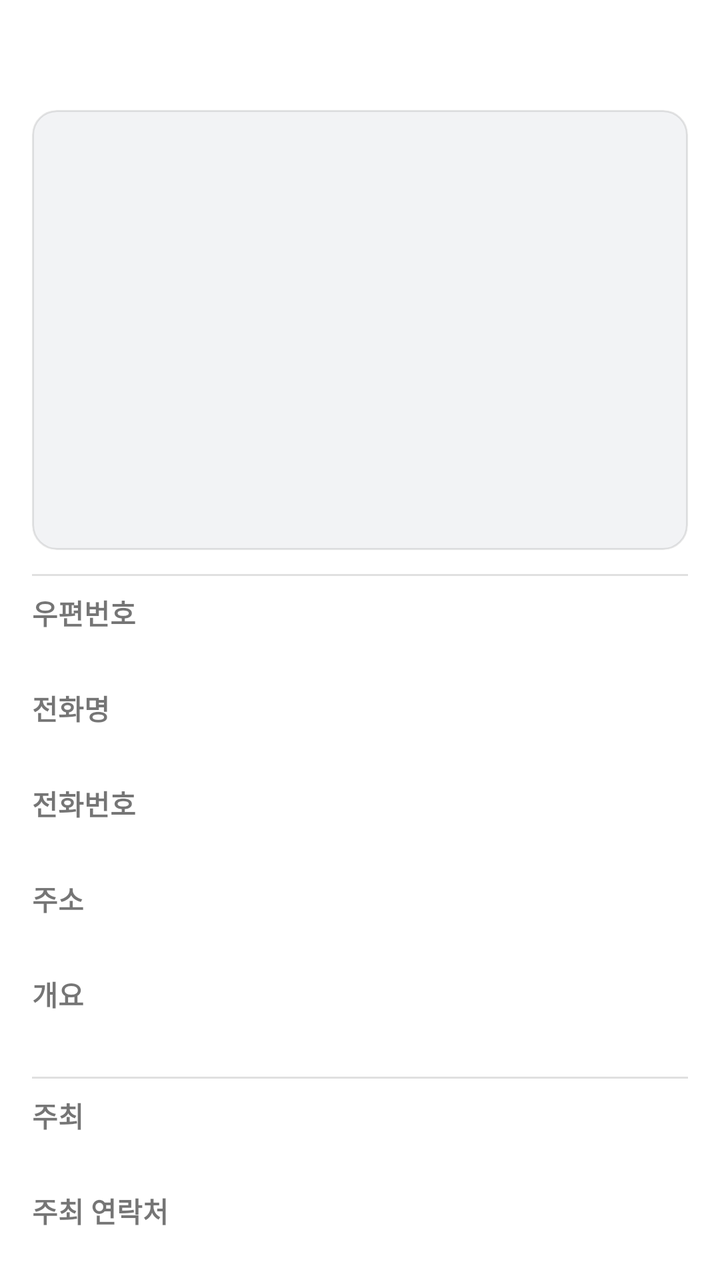
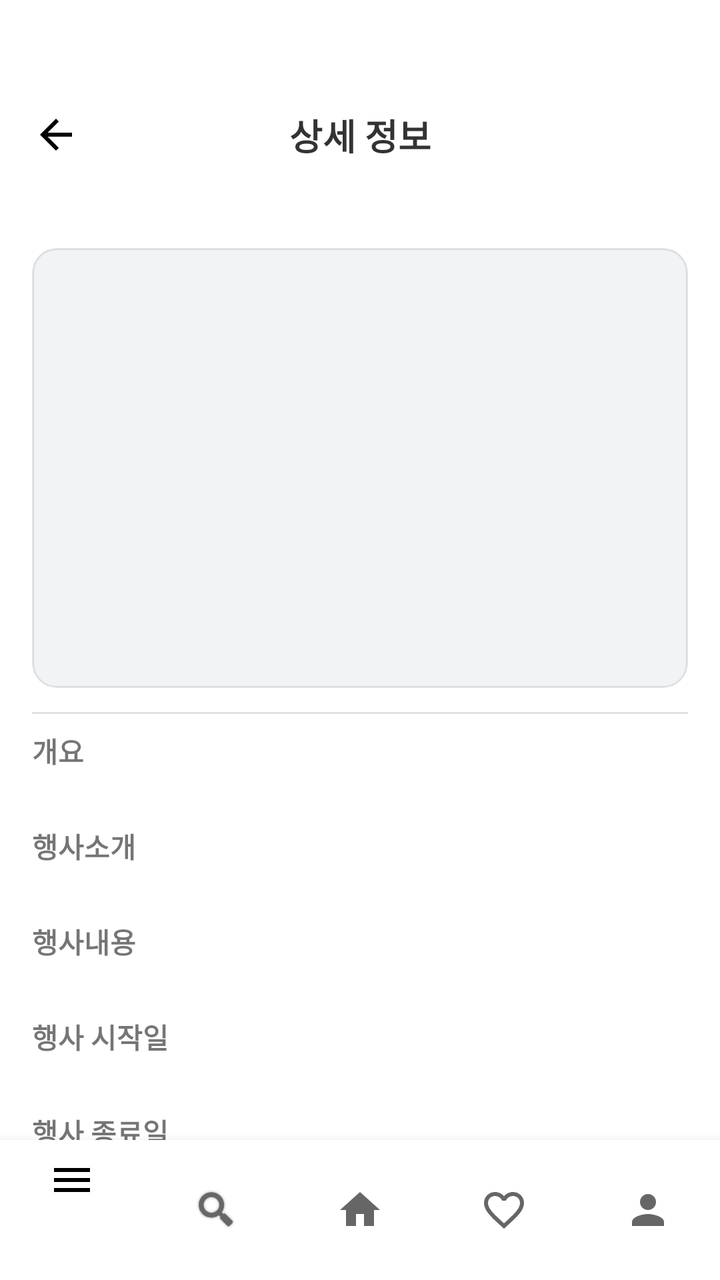

Screens rendered from an Android XML layout before and after an edit, with the pre-edit source and the edit as a unified diff.
<!-- AndroidManifest.xml: application theme Theme.Localit -->
<!-- res/layout/activity_festival_detail.xml -->
<?xml version="1.0" encoding="utf-8"?>
<androidx.core.widget.NestedScrollView xmlns:android="http://schemas.android.com/apk/res/android"
    android:layout_width="match_parent"
    android:layout_height="match_parent"
    android:fillViewport="true">

    <LinearLayout
        android:orientation="vertical"
        android:layout_width="match_parent"
        android:layout_height="wrap_content"
        android:padding="16dp">

        
        <TextView
            android:id="@+id/textTitle"
            android:layout_width="match_parent"
            android:layout_height="wrap_content"
            android:textSize="20sp"
            android:textStyle="bold"
            android:textColor="#222" />

        
        <ImageView
            android:id="@+id/imageMain"
            android:layout_width="match_parent"
            android:layout_height="220dp"
            android:layout_marginTop="12dp"
            android:scaleType="centerCrop"
            android:clipToOutline="true"
            android:background="@drawable/bg_image_round" />

        <View
            android:layout_width="match_parent"
            android:layout_height="1dp"
            android:layout_marginTop="12dp"
            android:background="#E0E0E0" />

        
        <TextView android:layout_width="wrap_content" android:layout_height="wrap_content"
            android:text="우편번호" android:textStyle="bold" android:layout_marginTop="8dp"/>
        <TextView android:id="@+id/tvZipcode"
            android:layout_width="match_parent" android:layout_height="wrap_content" android:textColor="#444"/>

        <TextView android:layout_width="wrap_content" android:layout_height="wrap_content"
            android:text="전화명" android:textStyle="bold" android:layout_marginTop="8dp"/>
        <TextView android:id="@+id/tvTelName"
            android:layout_width="match_parent" android:layout_height="wrap_content" android:textColor="#444"/>

        <TextView android:layout_width="wrap_content" android:layout_height="wrap_content"
            android:text="전화번호" android:textStyle="bold" android:layout_marginTop="8dp"/>
        <TextView android:id="@+id/tvTel"
            android:layout_width="match_parent" android:layout_height="wrap_content" android:textColor="#444"/>

        <TextView android:layout_width="wrap_content" android:layout_height="wrap_content"
            android:text="주소" android:textStyle="bold" android:layout_marginTop="8dp"/>
        <TextView android:id="@+id/tvAddr"
            android:layout_width="match_parent" android:layout_height="wrap_content" android:textColor="#444"/>

        <TextView android:layout_width="wrap_content" android:layout_height="wrap_content"
            android:text="개요" android:textStyle="bold" android:layout_marginTop="8dp"/>
        <TextView android:id="@+id/tvOverview"
            android:layout_width="match_parent" android:layout_height="wrap_content"
            android:textColor="#444" android:lineSpacingExtra="4dp"/>

        <View
            android:layout_width="match_parent"
            android:layout_height="1dp"
            android:layout_marginTop="12dp"
            android:background="#E0E0E0" />

        
        <TextView android:layout_width="wrap_content" android:layout_height="wrap_content"
            android:text="주최" android:textStyle="bold" android:layout_marginTop="8dp"/>
        <TextView android:id="@+id/tvSponsor1"
            android:layout_width="match_parent" android:layout_height="wrap_content" android:textColor="#444"/>

        <TextView android:layout_width="wrap_content" android:layout_height="wrap_content"
            android:text="주최 연락처" android:textStyle="bold" android:layout_marginTop="8dp"/>
        <TextView android:id="@+id/tvSponsor1Tel"
            android:layout_width="match_parent" android:layout_height="wrap_content" android:textColor="#444"/>

        <TextView android:layout_width="wrap_content" android:layout_height="wrap_content"
            android:text="주관" android:textStyle="bold" android:layout_marginTop="8dp"/>
        <TextView android:id="@+id/tvSponsor2"
            android:layout_width="match_parent" android:layout_height="wrap_content" android:textColor="#444"/>

        <TextView android:layout_width="wrap_content" android:layout_height="wrap_content"
            android:text="행사 시작일" android:textStyle="bold" android:layout_marginTop="8dp"/>
        <TextView android:id="@+id/tvStartDate"
            android:layout_width="match_parent" android:layout_height="wrap_content" android:textColor="#444"/>

        <TextView android:layout_width="wrap_content" android:layout_height="wrap_content"
            android:text="행사 종료일" android:textStyle="bold" android:layout_marginTop="8dp"/>
        <TextView android:id="@+id/tvEndDate"
            android:layout_width="match_parent" android:layout_height="wrap_content" android:textColor="#444"/>

        <TextView android:layout_width="wrap_content" android:layout_height="wrap_content"
            android:text="공연시간" android:textStyle="bold" android:layout_marginTop="8dp"/>
        <TextView android:id="@+id/tvPlaytime"
            android:layout_width="match_parent" android:layout_height="wrap_content" android:textColor="#444"/>

        <TextView android:layout_width="wrap_content" android:layout_height="wrap_content"
            android:text="진행형태" android:textStyle="bold" android:layout_marginTop="8dp"/>
        <TextView android:id="@+id/tvProgressType"
            android:layout_width="match_parent" android:layout_height="wrap_content" android:textColor="#444"/>

        <TextView android:layout_width="wrap_content" android:layout_height="wrap_content"
            android:text="축제형태" android:textStyle="bold" android:layout_marginTop="8dp"/>
        <TextView android:id="@+id/tvFestivalType"
            android:layout_width="match_parent" android:layout_height="wrap_content" android:textColor="#444"/>

        <TextView android:layout_width="wrap_content" android:layout_height="wrap_content"
            android:text="행사소개" android:textStyle="bold" android:layout_marginTop="8dp"/>
        <TextView android:id="@+id/tvProgram"
            android:layout_width="match_parent" android:layout_height="wrap_content"
            android:textColor="#444" android:lineSpacingExtra="4dp"/>

        <TextView android:layout_width="wrap_content" android:layout_height="wrap_content"
            android:text="행사내용" android:textStyle="bold" android:layout_marginTop="8dp"/>
        <TextView android:id="@+id/tvContent"
            android:layout_width="match_parent" android:layout_height="wrap_content"
            android:textColor="#444" android:lineSpacingExtra="4dp"/>
        
        <View
            android:layout_width="match_parent"
            android:layout_height="1dp"
            android:layout_marginTop="12dp"
            android:background="#E0E0E0" />

        
        <com.naver.maps.map.MapView
            android:id="@+id/mapView"
            android:layout_width="match_parent"
            android:layout_height="200dp"
            android:layout_marginTop="12dp" />

    </LinearLayout>
</androidx.core.widget.NestedScrollView>
<!-- resources referenced by this layout -->
<resources>
  <!-- drawable bg_image_round (drawable) -->
  <?xml version="1.0" encoding="utf-8"?>
  <shape xmlns:android="http://schemas.android.com/apk/res/android"
      android:shape="rectangle">
      <solid android:color="#F2F3F5"/>
      
      <corners android:radius="12dp"/>
      
      <stroke
          android:width="1dp"
          android:color="#1A000000"/>
  </shape>
  <style name="Theme.Localit" parent="Theme.MaterialComponents.DayNight.NoActionBar">
          
          <item name="colorPrimary">#000000</item> 
  
          <item name="colorPrimaryVariant">#6B8E6B</item>
          <item name="colorOnPrimary">#333333</item>
          <item name="android:statusBarColor">@android:color/white</item>
          <item name="android:windowLightStatusBar">true</item>
  
      </style>
</resources>

<!-- the commit's change to res/layout/activity_festival_detail.xml (unified diff, before → after) -->
@@ -1,138 +1,285 @@
 <?xml version="1.0" encoding="utf-8"?>
-<androidx.core.widget.NestedScrollView xmlns:android="http://schemas.android.com/apk/res/android"
+<androidx.constraintlayout.widget.ConstraintLayout
+    xmlns:android="http://schemas.android.com/apk/res/android"
+    xmlns:app="http://schemas.android.com/apk/res-auto"
     android:layout_width="match_parent"
     android:layout_height="match_parent"
-    android:fillViewport="true">
-
+    android:background="#FFFFFF">
+
+    
     <LinearLayout
-        android:orientation="vertical"
-        android:layout_width="match_parent"
-        android:layout_height="wrap_content"
-        android:padding="16dp">
-
-        
+        android:id="@+id/topBar"
+        android:layout_width="0dp"
+        android:layout_height="85dp"
+        android:background="#FFFFFF"
+        android:orientation="horizontal"
+        android:gravity="center_vertical"
+        android:paddingStart="16dp"
+        android:paddingEnd="16dp"
+        app:layout_constraintTop_toTopOf="parent"
+        app:layout_constraintStart_toStartOf="parent"
+        app:layout_constraintEnd_toEndOf="parent">
+
+        <ImageView
+            android:id="@+id/btnBack"
+            android:layout_width="24dp"
+            android:layout_height="24dp"
+            android:layout_marginTop="25dp"
+            android:src="@drawable/ic_arrow_back"
+            android:background="?attr/selectableItemBackgroundBorderless"
+            android:clickable="true"
+            android:focusable="true" />
+
         <TextView
-            android:id="@+id/textTitle"
+            android:id="@+id/textRegionTitle"
+            android:layout_width="0dp"
+            android:layout_height="wrap_content"
+            android:layout_weight="1"
+            android:text="상세 정보"
+            android:layout_marginTop="25dp"
+            android:textSize="18sp"
+            android:textStyle="bold"
+            android:textColor="#333333"
+            android:gravity="center" />
+
+        <View
+            android:layout_width="24dp"
+            android:layout_height="24dp" />
+    </LinearLayout>
+
+    
+    <androidx.core.widget.NestedScrollView
+        android:id="@+id/scrollView"
+        android:layout_width="0dp"
+        android:layout_height="0dp"
+        android:fillViewport="true"
+        android:paddingStart="16dp"
+        android:paddingEnd="16dp"
+        app:layout_constraintTop_toBottomOf="@id/topBar"
+        app:layout_constraintBottom_toTopOf="@id/nav_view"
+        app:layout_constraintStart_toStartOf="parent"
+        app:layout_constraintEnd_toEndOf="parent">
+
+        <LinearLayout
+            android:orientation="vertical"
             android:layout_width="match_parent"
-            android:layout_height="wrap_content"
-            android:textSize="20sp"
-            android:textStyle="bold"
-            android:textColor="#222" />
-
-        
-        <ImageView
-            android:id="@+id/imageMain"
-            android:layout_width="match_parent"
-            android:layout_height="220dp"
-            android:layout_marginTop="12dp"
-            android:scaleType="centerCrop"
-            android:clipToOutline="true"
-            android:background="@drawable/bg_image_round" />
-
-        <View
-            android:layout_width="match_parent"
-            android:layout_height="1dp"
-            android:layout_marginTop="12dp"
-            android:background="#E0E0E0" />
-
-        
-        <TextView android:layout_width="wrap_content" android:layout_height="wrap_content"
-            android:text="우편번호" android:textStyle="bold" android:layout_marginTop="8dp"/>
-        <TextView android:id="@+id/tvZipcode"
-            android:layout_width="match_parent" android:layout_height="wrap_content" android:textColor="#444"/>
-
-        <TextView android:layout_width="wrap_content" android:layout_height="wrap_content"
-            android:text="전화명" android:textStyle="bold" android:layout_marginTop="8dp"/>
-        <TextView android:id="@+id/tvTelName"
-            android:layout_width="match_parent" android:layout_height="wrap_content" android:textColor="#444"/>
-
-        <TextView android:layout_width="wrap_content" android:layout_height="wrap_content"
-            android:text="전화번호" android:textStyle="bold" android:layout_marginTop="8dp"/>
-        <TextView android:id="@+id/tvTel"
-            android:layout_width="match_parent" android:layout_height="wrap_content" android:textColor="#444"/>
-
-        <TextView android:layout_width="wrap_content" android:layout_height="wrap_content"
-            android:text="주소" android:textStyle="bold" android:layout_marginTop="8dp"/>
-        <TextView android:id="@+id/tvAddr"
-            android:layout_width="match_parent" android:layout_height="wrap_content" android:textColor="#444"/>
-
-        <TextView android:layout_width="wrap_content" android:layout_height="wrap_content"
-            android:text="개요" android:textStyle="bold" android:layout_marginTop="8dp"/>
-        <TextView android:id="@+id/tvOverview"
-            android:layout_width="match_parent" android:layout_height="wrap_content"
-            android:textColor="#444" android:lineSpacingExtra="4dp"/>
-
-        <View
-            android:layout_width="match_parent"
-            android:layout_height="1dp"
-            android:layout_marginTop="12dp"
-            android:background="#E0E0E0" />
-
-        
-        <TextView android:layout_width="wrap_content" android:layout_height="wrap_content"
-            android:text="주최" android:textStyle="bold" android:layout_marginTop="8dp"/>
-        <TextView android:id="@+id/tvSponsor1"
-            android:layout_width="match_parent" android:layout_height="wrap_content" android:textColor="#444"/>
-
-        <TextView android:layout_width="wrap_content" android:layout_height="wrap_content"
-            android:text="주최 연락처" android:textStyle="bold" android:layout_marginTop="8dp"/>
-        <TextView android:id="@+id/tvSponsor1Tel"
-            android:layout_width="match_parent" android:layout_height="wrap_content" android:textColor="#444"/>
-
-        <TextView android:layout_width="wrap_content" android:layout_height="wrap_content"
-            android:text="주관" android:textStyle="bold" android:layout_marginTop="8dp"/>
-        <TextView android:id="@+id/tvSponsor2"
-            android:layout_width="match_parent" android:layout_height="wrap_content" android:textColor="#444"/>
-
-        <TextView android:layout_width="wrap_content" android:layout_height="wrap_content"
-            android:text="행사 시작일" android:textStyle="bold" android:layout_marginTop="8dp"/>
-        <TextView android:id="@+id/tvStartDate"
-            android:layout_width="match_parent" android:layout_height="wrap_content" android:textColor="#444"/>
-
-        <TextView android:layout_width="wrap_content" android:layout_height="wrap_content"
-            android:text="행사 종료일" android:textStyle="bold" android:layout_marginTop="8dp"/>
-        <TextView android:id="@+id/tvEndDate"
-            android:layout_width="match_parent" android:layout_height="wrap_content" android:textColor="#444"/>
-
-        <TextView android:layout_width="wrap_content" android:layout_height="wrap_content"
-            android:text="공연시간" android:textStyle="bold" android:layout_marginTop="8dp"/>
-        <TextView android:id="@+id/tvPlaytime"
-            android:layout_width="match_parent" android:layout_height="wrap_content" android:textColor="#444"/>
-
-        <TextView android:layout_width="wrap_content" android:layout_height="wrap_content"
-            android:text="진행형태" android:textStyle="bold" android:layout_marginTop="8dp"/>
-        <TextView android:id="@+id/tvProgressType"
-            android:layout_width="match_parent" android:layout_height="wrap_content" android:textColor="#444"/>
-
-        <TextView android:layout_width="wrap_content" android:layout_height="wrap_content"
-            android:text="축제형태" android:textStyle="bold" android:layout_marginTop="8dp"/>
-        <TextView android:id="@+id/tvFestivalType"
-            android:layout_width="match_parent" android:layout_height="wrap_content" android:textColor="#444"/>
-
-        <TextView android:layout_width="wrap_content" android:layout_height="wrap_content"
-            android:text="행사소개" android:textStyle="bold" android:layout_marginTop="8dp"/>
-        <TextView android:id="@+id/tvProgram"
-            android:layout_width="match_parent" android:layout_height="wrap_content"
-            android:textColor="#444" android:lineSpacingExtra="4dp"/>
-
-        <TextView android:layout_width="wrap_content" android:layout_height="wrap_content"
-            android:text="행사내용" android:textStyle="bold" android:layout_marginTop="8dp"/>
-        <TextView android:id="@+id/tvContent"
-            android:layout_width="match_parent" android:layout_height="wrap_content"
-            android:textColor="#444" android:lineSpacingExtra="4dp"/>
-        
-        <View
-            android:layout_width="match_parent"
-            android:layout_height="1dp"
-            android:layout_marginTop="12dp"
-            android:background="#E0E0E0" />
-
-        
-        <com.naver.maps.map.MapView
-            android:id="@+id/mapView"
-            android:layout_width="match_parent"
-            android:layout_height="200dp"
-            android:layout_marginTop="12dp" />
-
-    </LinearLayout>
-</androidx.core.widget.NestedScrollView>
+            android:layout_height="wrap_content">
+
+            
+            <TextView
+                android:id="@+id/textTitle"
+                android:layout_width="match_parent"
+                android:layout_height="wrap_content"
+                android:textSize="20sp"
+                android:textStyle="bold"
+                android:textColor="#222" />
+
+            
+            <ImageView
+                android:id="@+id/imageMain"
+                android:layout_width="match_parent"
+                android:layout_height="220dp"
+                android:layout_marginTop="12dp"
+                android:scaleType="centerCrop"
+                android:clipToOutline="true"
+                android:background="@drawable/bg_image_round" />
+
+            <View
+                android:layout_width="match_parent"
+                android:layout_height="1dp"
+                android:layout_marginTop="12dp"
+                android:background="#E0E0E0" />
+
+            <TextView
+                android:layout_width="wrap_content"
+                android:layout_height="wrap_content"
+                android:text="개요"
+                android:textStyle="bold"
+                android:layout_marginTop="8dp"/>
+            <TextView
+                android:id="@+id/tvOverview"
+                android:layout_width="match_parent"
+                android:layout_height="wrap_content"
+                android:textColor="#444"
+                android:lineSpacingExtra="4dp"/>
+
+            <TextView
+                android:layout_width="wrap_content"
+                android:layout_height="wrap_content"
+                android:text="행사소개"
+                android:textStyle="bold"
+                android:layout_marginTop="8dp"/>
+            <TextView
+                android:id="@+id/tvProgram"
+                android:layout_width="match_parent"
+                android:layout_height="wrap_content"
+                android:textColor="#444"
+                android:lineSpacingExtra="4dp"/>
+
+            <TextView
+                android:layout_width="wrap_content"
+                android:layout_height="wrap_content"
+                android:text="행사내용"
+                android:textStyle="bold"
+                android:layout_marginTop="8dp"/>
+            <TextView
+                android:id="@+id/tvContent"
+                android:layout_width="match_parent"
+                android:layout_height="wrap_content"
+                android:textColor="#444"
+                android:lineSpacingExtra="4dp"/>
+            <TextView
+                android:layout_width="wrap_content"
+                android:layout_height="wrap_content"
+                android:text="행사 시작일"
+                android:textStyle="bold"
+                android:layout_marginTop="8dp"/>
+            <TextView
+                android:id="@+id/tvStartDate"
+                android:layout_width="match_parent"
+                android:layout_height="wrap_content"
+                android:textColor="#444"/>
+
+            <TextView
+                android:layout_width="wrap_content"
+                android:layout_height="wrap_content"
+                android:text="행사 종료일"
+                android:textStyle="bold"
+                android:layout_marginTop="8dp"/>
+            <TextView
+                android:id="@+id/tvEndDate"
+                android:layout_width="match_parent"
+                android:layout_height="wrap_content"
+                android:textColor="#444"/>
+
+            <TextView
+                android:layout_width="wrap_content"
+                android:layout_height="wrap_content"
+                android:text="공연시간"
+                android:textStyle="bold"
+                android:layout_marginTop="8dp"/>
+            <TextView
+                android:id="@+id/tvPlaytime"
+                android:layout_width="match_parent"
+                android:layout_height="wrap_content"
+                android:textColor="#444"/>
+
+            <TextView
+                android:layout_width="wrap_content"
+                android:layout_height="wrap_content"
+                android:text="진행형태"
+                android:textStyle="bold"
+                android:layout_marginTop="8dp"/>
+            <TextView
+                android:id="@+id/tvProgressType"
+                android:layout_width="match_parent"
+                android:layout_height="wrap_content"
+                android:textColor="#444"/>
+
+            <TextView
+                android:layout_width="wrap_content"
+                android:layout_height="wrap_content"
+                android:text="축제형태"
+                android:textStyle="bold"
+                android:layout_marginTop="8dp"/>
+            <TextView
+                android:id="@+id/tvFestivalType"
+                android:layout_width="match_parent"
+                android:layout_height="wrap_content"
+                android:textColor="#444"/>
+
+            <View
+                android:layout_width="match_parent"
+                android:layout_height="1dp"
+                android:layout_marginTop="12dp"
+                android:background="#E0E0E0" />
+
+            
+            <TextView
+                android:layout_width="wrap_content"
+                android:layout_height="wrap_content"
+                android:text="주최"
+                android:textStyle="bold"
+                android:layout_marginTop="8dp"/>
+            <TextView
+                android:id="@+id/tvSponsor1"
+                android:layout_width="match_parent"
+                android:layout_height="wrap_content"
+                android:textColor="#444"/>
+
+            <TextView
+                android:layout_width="wrap_content"
+                android:layout_height="wrap_content"
+                android:text="주최 연락처"
+                android:textStyle="bold"
+                android:layout_marginTop="8dp"/>
+            <TextView
+                android:id="@+id/tvSponsor1Tel"
+                android:layout_width="match_parent"
+                android:layout_height="wrap_content"
+                android:textColor="#444"/>
+
+            <TextView
+                android:layout_width="wrap_content"
+                android:layout_height="wrap_content"
+                android:text="주관"
+                android:textStyle="bold"
+                android:layout_marginTop="8dp"/>
+            <TextView
+                android:id="@+id/tvSponsor2"
+                android:layout_width="match_parent"
+                android:layout_height="wrap_content"
+                android:textColor="#444"/>
+
+            
+            <View
+                android:layout_width="match_parent"
+                android:layout_height="1dp"
+                android:layout_marginTop="12dp"
+                android:background="#E0E0E0" />
+            <TextView
+                android:layout_width="wrap_content"
+                android:layout_height="wrap_content"
+                android:text="주소"
+                android:textStyle="bold"
+                android:layout_marginTop="8dp"/>
+            <TextView
+                android:id="@+id/tvAddr"
+                android:layout_width="match_parent"
+                android:layout_height="wrap_content"
+                android:textColor="#444"/>
+
+            <TextView
+                android:layout_width="wrap_content"
+                android:layout_height="wrap_content"
+                android:text="전화번호"
+                android:textStyle="bold"
+                android:layout_marginTop="8dp"/>
+            <TextView
+                android:id="@+id/tvTel"
+                android:layout_width="match_parent"
+                android:layout_height="wrap_content"
+                android:textColor="#444"/>
+
+            
+            <com.naver.maps.map.MapView
+                android:id="@+id/mapView"
+                android:layout_width="match_parent"
+                android:layout_height="200dp"
+                android:layout_marginTop="12dp" />
+
+        </LinearLayout>
+    </androidx.core.widget.NestedScrollView>
+
+    
+    <com.google.android.material.bottomnavigation.BottomNavigationView
+        android:id="@+id/nav_view"
+        android:layout_width="0dp"
+        android:layout_height="70dp"
+        android:background="?android:attr/windowBackground"
+        app:layout_constraintBottom_toBottomOf="parent"
+        app:layout_constraintStart_toStartOf="parent"
+        app:layout_constraintEnd_toEndOf="parent"
+        app:menu="@menu/bottom_nav_menu" />
+
+</androidx.constraintlayout.widget.ConstraintLayout>
<!-- resource entries referenced after the edit -->
@@ -12,6 +12,14 @@
           android:width="1dp"
           android:color="#1A000000"/>
   </shape>
+  <!-- drawable ic_arrow_back (drawable) -->
+  <vector xmlns:android="http://schemas.android.com/apk/res/android"
+      android:width="24dp" android:height="24dp"
+      android:viewportWidth="24" android:viewportHeight="24">
+      <path
+          android:fillColor="#FF000000"
+          android:pathData="M20,11H7.83l5.59,-5.59L12,4l-8,8 8,8 1.41,-1.41L7.83,13H20v-2z"/>
+  </vector>
   <style name="Theme.Localit" parent="Theme.MaterialComponents.DayNight.NoActionBar">
           
           <item name="colorPrimary">#000000</item> 
